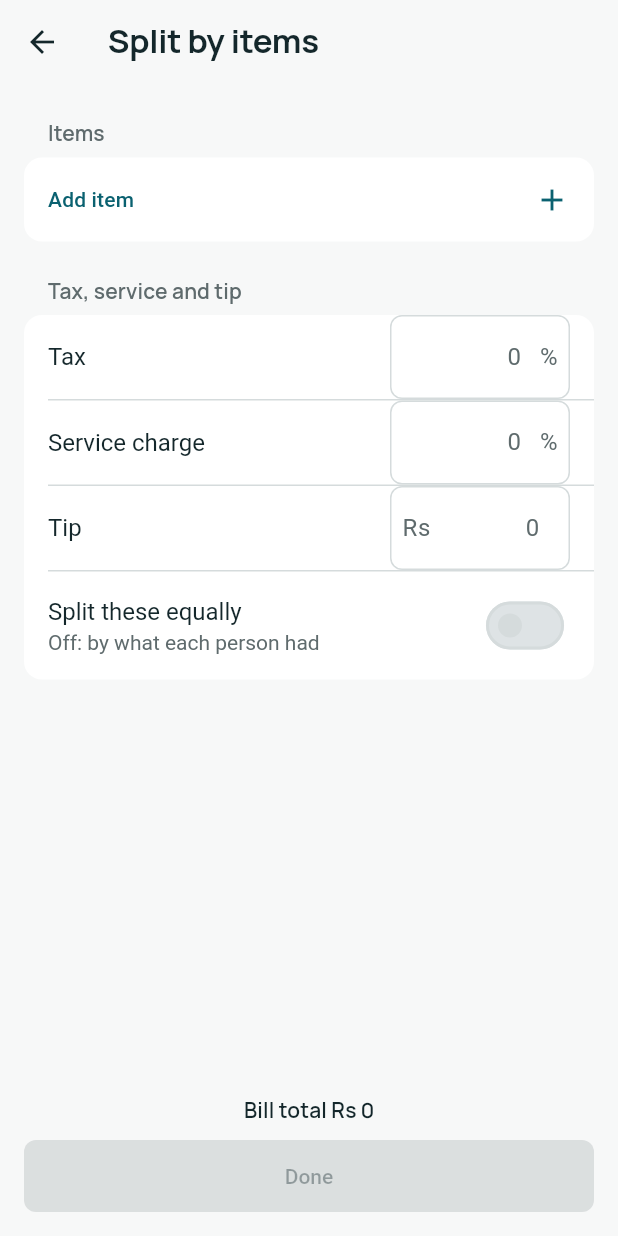
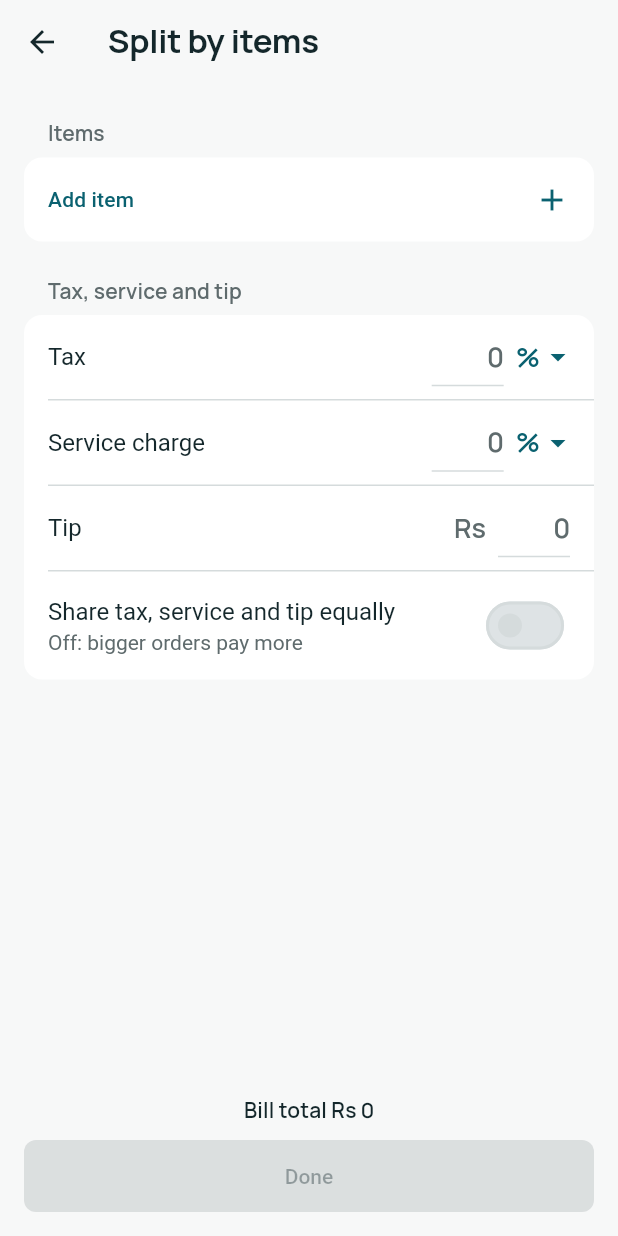
Before and after one commit to rafayfarooq768/Settle, a Flutter app: the ItemsScreen screen opened directly with empty values, on a phone screen of 412 x 824 dp. Run offline on Flutter 3.47's test engine with Material 3 defaults, Android fonts, the phone set to English and light mode, and no system bars; our stand-ins replace cloud_firestore, firebase_auth, firebase_core, flutter_riverpod, flutter_svg, go_router and 2 more; missing offline and left inert: mobile_scanner; accounts and stored records are empty.

Commit message:
Polish split and items screens
- Inline number fields (no boxes) on the split and items screens.
- Tax and service charge can be % or Rs: tap the unit to switch.
- The equal-extras switch says what it does now.
- New items start with nobody ticked.

Co-Authored-By: Claude Opus 5.5 <noreply@anthropic.com>

```diff
--- a/lib/core/theme/app_sizes.dart
+++ b/lib/core/theme/app_sizes.dart
@@ -42,6 +42,10 @@ class AppSizes {
   /// Minimum touch target (DESIGN.md §4).
   static const double tapTarget = 48;
 
-  /// Per-person number field on the split screen.
-  static const double splitInputWidth = 120;
+  /// Inline number at the end of a row (split screen, tax and tip).
+  static const double inlineFieldMinWidth = 48;
+  static const double inlineFieldMaxWidth = 128;
+
+  /// Underline of a focused amount (AmountField, InlineNumberField).
+  static const double focusLine = 2;
 }
--- a/lib/core/widgets/amount_field.dart
+++ b/lib/core/widgets/amount_field.dart
@@ -1,6 +1,7 @@
 import 'package:flutter/material.dart';
 import 'package:flutter/services.dart';
 
+import '../theme/app_sizes.dart';
 import '../theme/app_spacing.dart';
 
 /// The amount on Add expense (DESIGN.md §6, owner 2026-11-20): a big
@@ -73,7 +74,9 @@ class _AmountFieldState extends State<AmountField> {
               border: Border(
                 bottom: BorderSide(
                   color: lineColor,
-                  width: _focus.hasFocus || error != null ? 2 : 1,
+                  width: _focus.hasFocus || error != null
+                      ? AppSizes.focusLine
+                      : 1,
                 ),
               ),
             ),
--- /dev/null
+++ b/lib/core/widgets/inline_number_field.dart
@@ -0,0 +1,172 @@
+import 'package:flutter/material.dart';
+import 'package:flutter/services.dart';
+
+import '../money/money.dart';
+import '../theme/app_radius.dart';
+import '../theme/app_sizes.dart';
+import '../theme/app_spacing.dart';
+import '../theme/app_theme_extensions.dart';
+import 'amount_field.dart';
+import 'press_scale.dart';
+
+/// A number at the end of a list row: no box, just the figure on a thin
+/// underline that turns teal while you type, like the big [AmountField]
+/// (owner, 2026-11-20: "no big square placeholders"). It grows with the
+/// number. The unit sits beside it: "Rs 300" or "16 %".
+///
+/// With [onUnitTap] the unit becomes a small teal button with a ▾ so it
+/// reads as tappable; it stays at the end so the row doesn't jump when it
+/// changes.
+class InlineNumberField extends StatelessWidget {
+  const InlineNumberField({
+    super.key,
+    required this.controller,
+    required this.unit,
+    this.percent = false,
+    this.onUnitTap,
+    this.unitTapHint,
+    this.textInputAction = TextInputAction.next,
+  });
+
+  final TextEditingController controller;
+
+  /// "Rs" or "%".
+  final String unit;
+
+  /// Percent input (0–100, 2 decimals) instead of rupees.
+  final bool percent;
+
+  /// Makes the unit a toggle (Tax / Service: % or Rs).
+  final VoidCallback? onUnitTap;
+
+  /// What the unit button does, for screen readers.
+  final String? unitTapHint;
+  final TextInputAction textInputAction;
+
+  @override
+  Widget build(BuildContext context) {
+    final theme = Theme.of(context);
+    final muted = theme.colorScheme.onSurfaceVariant;
+    final number = theme.textTheme.titleMedium?.copyWith(
+      fontFeatures: const [FontFeature.tabularFigures()],
+    );
+    final line = UnderlineInputBorder(
+      borderSide: BorderSide(color: theme.colorScheme.outline),
+    );
+    final field = ConstrainedBox(
+      constraints: const BoxConstraints(
+        minWidth: AppSizes.inlineFieldMinWidth,
+        maxWidth: AppSizes.inlineFieldMaxWidth,
+      ),
+      child: IntrinsicWidth(
+        child: TextField(
+          controller: controller,
+          keyboardType: const TextInputType.numberWithOptions(decimal: true),
+          inputFormatters: <TextInputFormatter>[
+            percent ? PercentInputFormatter() : RupeeInputFormatter(),
+          ],
+          textAlign: TextAlign.end,
+          textInputAction: textInputAction,
+          style: number,
+          decoration: InputDecoration(
+            isDense: true,
+            filled: false,
+            hintText: '0',
+            hintStyle: number?.copyWith(color: muted),
+            contentPadding: const EdgeInsets.symmetric(vertical: AppSpacing.sm),
+            border: line,
+            enabledBorder: line,
+            focusedBorder: UnderlineInputBorder(
+              borderSide: BorderSide(
+                color: theme.colorScheme.primary,
+                width: AppSizes.focusLine,
+              ),
+            ),
+          ),
+        ),
+      ),
+    );
+    final unitText = Text(
+      unit,
+      style: theme.textTheme.titleMedium?.copyWith(color: muted),
+    );
+
+    // Amounts read left to right in Urdu too.
+    return Directionality(
+      textDirection: TextDirection.ltr,
+      child: Row(
+        mainAxisSize: MainAxisSize.min,
+        children: onUnitTap != null
+            ? [
+                field,
+                _UnitButton(unit: unit, hint: unitTapHint, onTap: onUnitTap!),
+              ]
+            : percent
+            ? [field, const SizedBox(width: AppSpacing.xs), unitText]
+            : [unitText, const SizedBox(width: AppSpacing.sm), field],
+      ),
+    );
+  }
+}
+
+/// "% ▾": the unit as a quiet teal button.
+class _UnitButton extends StatelessWidget {
+  const _UnitButton({required this.unit, required this.onTap, this.hint});
+
+  final String unit;
+  final String? hint;
+  final VoidCallback onTap;
+
+  @override
+  Widget build(BuildContext context) {
+    final link = context.extraColors.link;
+    return Semantics(
+      button: true,
+      hint: hint,
+      child: PressScale(
+        child: InkWell(
+          onTap: onTap,
+          borderRadius: BorderRadius.circular(AppRadius.standard),
+          child: ConstrainedBox(
+            constraints: const BoxConstraints(
+              minWidth: AppSizes.tapTarget,
+              minHeight: AppSizes.tapTarget,
+            ),
+            child: Padding(
+              padding: const EdgeInsetsDirectional.only(
+                start: AppSpacing.sm,
+                end: AppSpacing.xs,
+              ),
+              child: Row(
+                mainAxisSize: MainAxisSize.min,
+                mainAxisAlignment: MainAxisAlignment.center,
+                children: [
+                  Text(
+                    unit,
+                    style: Theme.of(context).textTheme.titleMedium
+                        ?.copyWith(color: link, fontWeight: FontWeight.w600),
+                  ),
+                  Icon(Icons.arrow_drop_down, color: link),
+                ],
+              ),
+            ),
+          ),
+        ),
+      ),
+    );
+  }
+}
+
+/// Digits and one dot, at most 2 decimals, at most 100.
+class PercentInputFormatter extends TextInputFormatter {
+  @override
+  TextEditingValue formatEditUpdate(
+    TextEditingValue oldValue,
+    TextEditingValue newValue,
+  ) {
+    final text = newValue.text;
+    if (text.isEmpty) return newValue;
+    if (!RegExp(r'^\d{1,3}(\.\d{0,2})?$').hasMatch(text)) return oldValue;
+    return parsePercent(text) == null ? oldValue : newValue;
+  }
+}
--- a/lib/features/expenses/domain/split_spec.dart
+++ b/lib/features/expenses/domain/split_spec.dart
@@ -212,21 +212,30 @@ class BillLine {
 }
 
 /// Itemized (PLAN.md §4): items → people (a shared item is just an item
-/// several people had), plus tax and service charge as a percentage of
-/// the items and a tip in rupees. Those are spread in proportion to what
+/// several people had), plus tax and service charge (each a percentage
+/// of the items or a rupee amount) and a tip in rupees. Those are spread in proportion to what
 /// each person had, or equally. The bill total becomes the expense amount.
 class ItemizedSpec extends SplitSpec {
   const ItemizedSpec({
     required this.items,
     this.taxBp = 0,
+    this.taxRs = 0,
     this.serviceBp = 0,
+    this.serviceRs = 0,
     this.tip = 0,
     this.spread = ExtrasSpread.proportional,
   });
 
   final List<BillLine> items;
+
+  /// Tax as a percentage of the items (basis points) or in paisa; the
+  /// screen sets one of the two.
   final int taxBp;
+  final int taxRs;
+
+  /// Service charge, the same way.
   final int serviceBp;
+  final int serviceRs;
 
   /// Paisa.
   final int tip;
@@ -235,9 +244,10 @@ class ItemizedSpec extends SplitSpec {
   /// Before tax, service and tip.
   int get itemsTotal => items.fold(0, (sum, i) => sum + i.amount);
 
-  int get tax => percentOf(amount: itemsTotal, basisPoints: taxBp);
+  int get tax => percentOf(amount: itemsTotal, basisPoints: taxBp) + taxRs;
 
-  int get service => percentOf(amount: itemsTotal, basisPoints: serviceBp);
+  int get service =>
+      percentOf(amount: itemsTotal, basisPoints: serviceBp) + serviceRs;
 
   int get extras => tax + service + tip;
 
@@ -283,7 +293,9 @@ class ItemizedSpec extends SplitSpec {
   Json toJson() => {
     'items': [for (final i in items) i.toJson()],
     'taxBp': taxBp,
+    'taxRs': taxRs,
     'serviceBp': serviceBp,
+    'serviceRs': serviceRs,
     'tip': tip,
     'spread': spread.name,
   };
@@ -318,7 +330,9 @@ class ItemizedSpec extends SplitSpec {
     return ItemizedSpec(
       items: items,
       taxBp: intOf('taxBp'),
+      taxRs: intOf('taxRs'),
       serviceBp: intOf('serviceBp'),
+      serviceRs: intOf('serviceRs'),
       tip: intOf('tip'),
       spread: json['spread'] == ExtrasSpread.equal.name
           ? ExtrasSpread.equal
--- a/lib/features/expenses/ui/item_sheet.dart
+++ b/lib/features/expenses/ui/item_sheet.dart
@@ -19,8 +19,8 @@ class ItemSheetResult {
 }
 
 /// Add or edit one bill item: name, price, who had it (DESIGN.md §8: a
-/// sheet for a small form). New items start with everyone ticked: untick
-/// whoever didn't have it (one item can be shared by several people).
+/// sheet for a small form). New items start with nobody ticked (owner,
+/// 2026-11-20); tick everyone who had it, several for a shared item.
 Future<ItemSheetResult?> showItemSheet(
   BuildContext context, {
   required List<Member> members,
@@ -50,10 +50,7 @@ class _ItemSheetState extends State<_ItemSheet> {
         ? ''
         : RupeeInputFormatter.textFor(widget.line!.amount),
   );
-  late final Set<String> _who = {
-    ...?widget.line?.memberIds,
-    if (widget.line == null) ...widget.members.map((m) => m.id),
-  };
+  late final Set<String> _who = {...?widget.line?.memberIds};
   String? _priceError;
   String? _whoError;
   final _nameFocus = FocusNode();
--- a/lib/features/expenses/ui/items_screen.dart
+++ b/lib/features/expenses/ui/items_screen.dart
@@ -7,6 +7,7 @@ import '../../../core/money/money.dart';
 import '../../../core/theme/app_spacing.dart';
 import '../../../core/theme/app_theme_extensions.dart';
 import '../../../core/widgets/amount_field.dart';
+import '../../../core/widgets/inline_number_field.dart';
 import '../../../core/widgets/loading_button.dart';
 import '../../../core/widgets/member_avatar.dart';
 import '../../../core/widgets/panel.dart';
@@ -38,7 +39,8 @@ class ItemsArgs {
 }
 
 /// Itemized split (PLAN.md §3 item 6, §4): items → people, then tax and
-/// service as a % of the items and a tip in rupees, spread by what each
+/// service (% of the items or Rs, tap the unit) and a tip in rupees,
+/// spread by what each
 /// person had (or equally). "Who owes what" shows the result live. Done
 /// pops the [ItemizedSpec]; its total becomes the expense amount.
 class ItemsScreen extends ConsumerStatefulWidget {
@@ -53,16 +55,26 @@ class ItemsScreen extends ConsumerStatefulWidget {
 
 class _ItemsScreenState extends ConsumerState<ItemsScreen> {
   late final List<BillLine> _items = [...?widget.args.spec?.items];
-  late final _tax = _controller(_percentText(widget.args.spec?.taxBp));
-  late final _service = _controller(_percentText(widget.args.spec?.serviceBp));
-  late final _tip = _controller(switch (widget.args.spec?.tip) {
-    final t? when t > 0 => RupeeInputFormatter.textFor(t),
-    _ => '',
-  });
+  late bool _taxPercent = (widget.args.spec?.taxRs ?? 0) == 0;
+  late bool _servicePercent = (widget.args.spec?.serviceRs ?? 0) == 0;
+  late final _tax = _controller(
+    _taxPercent
+        ? _percentText(widget.args.spec?.taxBp)
+        : _rupeeText(widget.args.spec?.taxRs),
+  );
+  late final _service = _controller(
+    _servicePercent
+        ? _percentText(widget.args.spec?.serviceBp)
+        : _rupeeText(widget.args.spec?.serviceRs),
+  );
+  late final _tip = _controller(_rupeeText(widget.args.spec?.tip));
   late bool _equally = widget.args.spec?.spread == ExtrasSpread.equal;
 
   static String _percentText(int? bp) =>
       bp == null || bp == 0 ? '' : formatPercent(bp).replaceAll('%', '');
+
+  static String _rupeeText(int? paisa) =>
+      paisa == null || paisa == 0 ? '' : RupeeInputFormatter.textFor(paisa);
 
   TextEditingController _controller(String text) =>
       TextEditingController(text: text)..addListener(() => setState(() {}));
@@ -77,11 +89,37 @@ class _ItemsScreenState extends ConsumerState<ItemsScreen> {
 
   ItemizedSpec get _spec => ItemizedSpec(
     items: _items,
-    taxBp: parsePercent(_tax.text) ?? 0,
-    serviceBp: parsePercent(_service.text) ?? 0,
+    taxBp: _taxPercent ? parsePercent(_tax.text) ?? 0 : 0,
+    taxRs: _taxPercent ? 0 : parseRupees(_tax.text) ?? 0,
+    serviceBp: _servicePercent ? parsePercent(_service.text) ?? 0 : 0,
+    serviceRs: _servicePercent ? 0 : parseRupees(_service.text) ?? 0,
     tip: parseRupees(_tip.text) ?? 0,
     spread: _equally ? ExtrasSpread.equal : ExtrasSpread.proportional,
   );
+
+  /// Flips Tax or Service between % and Rs, keeping what it comes to
+  /// (16% of Rs 3,000 becomes Rs 480 and back) so the total doesn't jump.
+  void _flipUnit(TextEditingController field, bool percent, int rupees) {
+    final items = _spec.itemsTotal;
+    final String text;
+    if (percent) {
+      text = _rupeeText(rupees);
+    } else {
+      // Nearest basis point; can be off by a paisa when it comes back.
+      final bp = items == 0
+          ? 0
+          : (rupees * fullPercentBp + items ~/ 2) ~/ items;
+      text = bp > fullPercentBp ? '' : _percentText(bp);
+    }
+    setState(() {
+      if (identical(field, _tax)) {
+        _taxPercent = !percent;
+      } else {
+        _servicePercent = !percent;
+      }
+      field.text = text;
+    });
+  }
 
   /// Add (no [index]) or edit an item.
   Future<void> _edit(List<Member> members, {int? index}) async {
@@ -152,19 +190,25 @@ class _ItemsScreenState extends ConsumerState<ItemsScreen> {
               _ExtraRow(
                 label: l10n.taxLabel,
                 controller: _tax,
-                percent: true,
+                percent: _taxPercent,
                 amount: spec.tax,
+                onFlip: () => _flipUnit(_tax, _taxPercent, spec.tax),
               ),
               _ExtraRow(
                 label: l10n.serviceLabel,
                 controller: _service,
-                percent: true,
+                percent: _servicePercent,
                 amount: spec.service,
+                onFlip: () =>
+                    _flipUnit(_service, _servicePercent, spec.service),
               ),
               _ExtraRow(label: l10n.tipLabel, controller: _tip),
               SwitchListTile(
                 title: Text(l10n.extrasEqually),
-                subtitle: Text(l10n.extrasEquallyHelp),
+                // Says what happens now, so the switch explains itself.
+                subtitle: Text(
+                  _equally ? l10n.extrasSameForAll : l10n.extrasByOrder,
+                ),
                 value: _equally,
                 onChanged: (on) => setState(() => _equally = on),
               ),
@@ -295,29 +339,47 @@ class _AddRow extends StatelessWidget {
   }
 }
 
-/// Tax / Service (a %) or Tip (rupees), with the rupees a % works out to.
+/// Tax / Service (% or Rs, tap the unit to switch) or Tip (Rs). A % shows
+/// the rupees it comes to under the label.
 class _ExtraRow extends StatelessWidget {
   const _ExtraRow({
     required this.label,
     required this.controller,
     this.percent = false,
     this.amount = 0,
+    this.onFlip,
   });
 
   final String label;
   final TextEditingController controller;
   final bool percent;
 
-  /// What the % comes to, shown under the label when not zero.
+  /// What it comes to, shown under the label for a %.
   final int amount;
+
+  /// Null for Tip (always rupees).
+  final VoidCallback? onFlip;
 
   @override
   Widget build(BuildContext context) {
+    final l10n = AppLocalizations.of(context)!;
     return ListTile(
       minTileHeight: AppSpacing.rowHeight,
+      // The unit button has its own inner padding; trim the row's end so
+      // its edge lines up with Tip below.
+      contentPadding: EdgeInsetsDirectional.only(
+        start: AppSpacing.lg,
+        end: onFlip == null ? AppSpacing.lg : AppSpacing.sm,
+      ),
       title: Text(label),
       subtitle: percent && amount > 0 ? Text(formatRupees(amount)) : null,
-      trailing: UnitNumberField(controller: controller, percent: percent),
+      trailing: InlineNumberField(
+        controller: controller,
+        percent: percent,
+        unit: percent ? l10n.percentSuffix : l10n.currencyPrefix,
+        onUnitTap: onFlip,
+        unitTapHint: onFlip == null ? null : l10n.unitSwitchHint,
+      ),
     );
   }
 }
--- a/lib/features/expenses/ui/split_screen.dart
+++ b/lib/features/expenses/ui/split_screen.dart
@@ -8,6 +8,7 @@ import '../../../core/theme/app_sizes.dart';
 import '../../../core/theme/app_spacing.dart';
 import '../../../core/theme/app_theme_extensions.dart';
 import '../../../core/widgets/amount_field.dart';
+import '../../../core/widgets/inline_number_field.dart';
 import '../../../core/widgets/loading_button.dart';
 import '../../../core/widgets/member_avatar.dart';
 import '../../../core/widgets/panel.dart';
@@ -333,63 +334,12 @@ class SplitInputRow extends StatelessWidget {
       ),
       title: Text(memberName(l10n, member, meId)),
       subtitle: owes == null ? null : Text(formatRupees(owes!)),
-      trailing: UnitNumberField(
+      trailing: InlineNumberField(
         controller: controller,
         percent: mode == SplitMode.percent,
-      ),
-    );
-  }
-}
-
-/// A small number box with its unit always showing: "Rs 300" or "16 %".
-/// (InputDecoration's prefix/suffix text hides while the box is empty,
-/// which made a bare "0" look like rupees, and doubled up with a "0%"
-/// hint once focused.)
-class UnitNumberField extends StatelessWidget {
-  const UnitNumberField({
-    super.key,
-    required this.controller,
-    this.percent = false,
-  });
-
-  final TextEditingController controller;
-  final bool percent;
-
-  @override
-  Widget build(BuildContext context) {
-    final l10n = AppLocalizations.of(context)!;
-    final theme = Theme.of(context);
-    final unit = Padding(
-      padding: const EdgeInsets.symmetric(horizontal: AppSpacing.sm),
-      child: Text(
-        percent ? l10n.percentSuffix : l10n.currencyPrefix,
-        style: theme.textTheme.bodyLarge?.copyWith(
-          color: theme.colorScheme.onSurfaceVariant,
-        ),
-      ),
-    );
-    const fit = BoxConstraints();
-    return SizedBox(
-      width: AppSizes.splitInputWidth,
-      child: TextField(
-        controller: controller,
-        keyboardType: const TextInputType.numberWithOptions(decimal: true),
-        inputFormatters: <TextInputFormatter>[
-          percent ? PercentInputFormatter() : RupeeInputFormatter(),
-        ],
-        textAlign: TextAlign.end,
-        textInputAction: TextInputAction.next,
-        style: theme.textTheme.bodyLarge?.copyWith(
-          fontFeatures: const [FontFeature.tabularFigures()],
-        ),
-        decoration: InputDecoration(
-          isDense: true,
-          hintText: '0',
-          prefixIcon: percent ? null : unit,
-          prefixIconConstraints: fit,
-          suffixIcon: percent ? unit : null,
-          suffixIconConstraints: fit,
-        ),
+        unit: mode == SplitMode.percent
+            ? l10n.percentSuffix
+            : l10n.currencyPrefix,
       ),
     );
   }
@@ -436,21 +386,6 @@ class SplitStatusLine extends StatelessWidget {
   }
 }
 
-/// Digits and one dot, at most 2 decimals, at most 100.
-class PercentInputFormatter extends TextInputFormatter {
-  @override
-  TextEditingValue formatEditUpdate(
-    TextEditingValue oldValue,
-    TextEditingValue newValue,
-  ) {
-    final text = newValue.text;
-    if (text.isEmpty) return newValue;
-    if (!RegExp(r'^\d{1,3}(\.\d{0,2})?$').hasMatch(text)) return oldValue;
-    final bp = parsePercent(text);
-    return bp == null ? oldValue : newValue;
-  }
-}
-
 /// "Split a bill by items ›" under the members: a quiet teal link to the
 /// itemized screen (owner, 2026-11-20: its own screen, not a 5th tab).
 class _ItemsLink extends StatelessWidget {
--- a/lib/l10n/app_en.arb
+++ b/lib/l10n/app_en.arb
@@ -726,8 +726,7 @@
   "taxLabel": "Tax",
   "serviceLabel": "Service charge",
   "tipLabel": "Tip",
-  "extrasEqually": "Split these equally",
-  "extrasEquallyHelp": "Off: by what each person had",
+  "extrasEqually": "Share tax, service and tip equally",
   "whoOwesSection": "Who owes what",
   "billTotal": "Bill total {amount}",
   "@billTotal": {
@@ -756,5 +755,8 @@
   "errorItemsNeeded": "Add at least one item.",
   "errorItemNeedsPeople": "Pick who had each item.",
   "errorPickWhoHad": "Pick who had it.",
-  "splitByItems": "By items"
+  "splitByItems": "By items",
+  "extrasByOrder": "Off: bigger orders pay more",
+  "extrasSameForAll": "On: everyone pays the same",
+  "unitSwitchHint": "Switch between % and Rs"
 }
--- a/lib/l10n/app_localizations.dart
+++ b/lib/l10n/app_localizations.dart
@@ -1627,14 +1627,8 @@ abstract class AppLocalizations {
   /// No description provided for @extrasEqually.
   ///
   /// In en, this message translates to:
-  /// **'Split these equally'**
+  /// **'Share tax, service and tip equally'**
   String get extrasEqually;
-
-  /// No description provided for @extrasEquallyHelp.
-  ///
-  /// In en, this message translates to:
-  /// **'Off: by what each person had'**
-  String get extrasEquallyHelp;
 
   /// No description provided for @whoOwesSection.
   ///
@@ -1683,6 +1677,24 @@ abstract class AppLocalizations {
   /// In en, this message translates to:
   /// **'By items'**
   String get splitByItems;
+
+  /// No description provided for @extrasByOrder.
+  ///
+  /// In en, this message translates to:
+  /// **'Off: bigger orders pay more'**
+  String get extrasByOrder;
+
+  /// No description provided for @extrasSameForAll.
+  ///
+  /// In en, this message translates to:
+  /// **'On: everyone pays the same'**
+  String get extrasSameForAll;
+
+  /// No description provided for @unitSwitchHint.
+  ///
+  /// In en, this message translates to:
+  /// **'Switch between % and Rs'**
+  String get unitSwitchHint;
 }
 
 class _AppLocalizationsDelegate
--- a/lib/l10n/app_localizations_en.dart
+++ b/lib/l10n/app_localizations_en.dart
@@ -920,10 +920,7 @@ class AppLocalizationsEn extends AppLocalizations {
   String get tipLabel => 'Tip';
 
   @override
-  String get extrasEqually => 'Split these equally';
-
-  @override
-  String get extrasEquallyHelp => 'Off: by what each person had';
+  String get extrasEqually => 'Share tax, service and tip equally';
 
   @override
   String get whoOwesSection => 'Who owes what';
@@ -954,4 +951,13 @@ class AppLocalizationsEn extends AppLocalizations {
 
   @override
   String get splitByItems => 'By items';
+
+  @override
+  String get extrasByOrder => 'Off: bigger orders pay more';
+
+  @override
+  String get extrasSameForAll => 'On: everyone pays the same';
+
+  @override
+  String get unitSwitchHint => 'Switch between % and Rs';
 }
```
Also changed, not shown: 4 other files.
